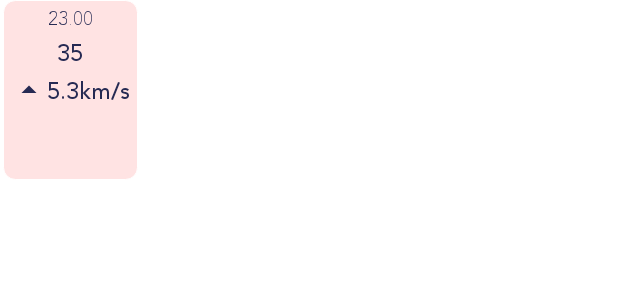
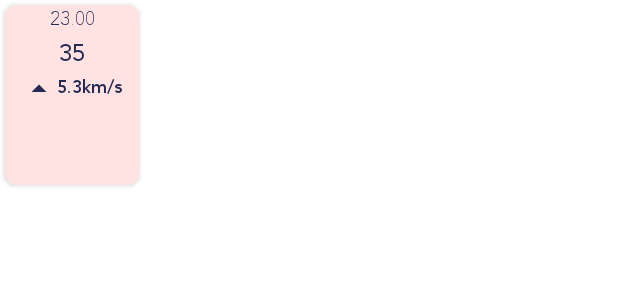
Before and after one commit to eneserdo1/WeatherApplicationMVVM, an Android app: the layout item_hourly_recyclerview.xml on its own in the app's theme, with its tools: preview values and no code run, on a phone screen of 412 x 824 dp. Shown: the top 300 px of the screen. Run offline under Robolectric (Android 15) with nearby library versions, the phone set to English and light mode, and no system bars; network calls fail.

```diff
--- a/app/src/main/java/com/app/weatherapplicationmvvm/di/ApiModule.kt
+++ b/app/src/main/java/com/app/weatherapplicationmvvm/di/ApiModule.kt
@@ -1,7 +1,7 @@
 package com.app.weatherapplicationmvvm.di
 
 import com.app.weatherapplicationmvvm.BuildConfig
-import com.app.weatherapplicationmvvm.data.remote.ApiService
+import com.app.weatherapplicationmvvm.network.ApiService
 import com.app.weatherapplicationmvvm.utils.Constants
 import dagger.Module
 import dagger.Provides
@@ -10,6 +10,7 @@ import dagger.hilt.components.SingletonComponent
 import okhttp3.OkHttpClient
 import okhttp3.logging.HttpLoggingInterceptor
 import retrofit2.Retrofit
+import retrofit2.adapter.rxjava3.RxJava3CallAdapterFactory
 import retrofit2.converter.gson.GsonConverterFactory
 import javax.inject.Singleton
 
@@ -48,6 +49,7 @@ object ApiModule {
             .addConverterFactory(GsonConverterFactory.create())
             .baseUrl(BASE_URL)
             .client(okHttpClient)
+            .addCallAdapterFactory(RxJava3CallAdapterFactory.create())
             .build()
 
 
@@ -57,6 +59,4 @@ object ApiModule {
 
 
 
-
-
 }
--- a/app/src/main/java/com/app/weatherapplicationmvvm/di/RepositoryModule.kt
+++ b/app/src/main/java/com/app/weatherapplicationmvvm/di/RepositoryModule.kt
@@ -1,7 +1,7 @@
 package com.app.weatherapplicationmvvm.di
 
 import com.app.weatherapplicationmvvm.data.Repository
-import com.app.weatherapplicationmvvm.data.remote.ApiService
+import com.app.weatherapplicationmvvm.network.ApiService
 import dagger.Module
 import dagger.Provides
 import dagger.hilt.InstallIn
@@ -15,8 +15,8 @@ object RepositoryModule {
     @Provides
     @Singleton
     fun provideRepository(
-        service: ApiService,
+            apiService: ApiService,
     ): Repository {
-        return Repository(service)
+        return Repository(apiService)
     }
 }
--- a/app/src/main/java/com/app/weatherapplicationmvvm/data/model/Current.kt
+++ b/app/src/main/java/com/app/weatherapplicationmvvm/model/Current.kt
@@ -1,4 +1,4 @@
-package com.app.weatherapplicationmvvm.data.model
+package com.app.weatherapplicationmvvm.model
 
 import com.google.gson.annotations.SerializedName
 
--- a/app/src/main/java/com/app/weatherapplicationmvvm/data/model/Hourly.kt
+++ b/app/src/main/java/com/app/weatherapplicationmvvm/model/Hourly.kt
@@ -1,4 +1,4 @@
-package com.app.weatherapplicationmvvm.data.model
+package com.app.weatherapplicationmvvm.model
 
 import com.google.gson.annotations.SerializedName
 
--- a/app/src/main/java/com/app/weatherapplicationmvvm/data/model/Minutely.kt
+++ b/app/src/main/java/com/app/weatherapplicationmvvm/model/Minutely.kt
@@ -1,4 +1,4 @@
-package com.app.weatherapplicationmvvm.data.model
+package com.app.weatherapplicationmvvm.model
 
 import com.google.gson.annotations.SerializedName
 
--- a/app/src/main/java/com/app/weatherapplicationmvvm/utils/Resource.kt
+++ b/app/src/main/java/com/app/weatherapplicationmvvm/model/Resource.kt
@@ -1,4 +1,4 @@
-package com.app.weatherapplicationmvvm.utils
+package com.app.weatherapplicationmvvm.model
 
 
 data class Resource<out T>(val status: Status, val data: T?, val message: String?) {
--- a/app/src/main/java/com/app/weatherapplicationmvvm/utils/Status.kt
+++ b/app/src/main/java/com/app/weatherapplicationmvvm/model/Status.kt
@@ -1,4 +1,4 @@
-package com.app.weatherapplicationmvvm.utils
+package com.app.weatherapplicationmvvm.model
 
 enum class Status {
     SUCCESS,
--- a/app/src/main/java/com/app/weatherapplicationmvvm/data/model/Weather.kt
+++ b/app/src/main/java/com/app/weatherapplicationmvvm/model/Weather.kt
@@ -1,4 +1,4 @@
-package com.app.weatherapplicationmvvm.data.model
+package com.app.weatherapplicationmvvm.model
 
 import com.google.gson.annotations.SerializedName
 
--- a/app/src/main/java/com/app/weatherapplicationmvvm/data/model/WeatherResponse.kt
+++ b/app/src/main/java/com/app/weatherapplicationmvvm/model/WeatherResponse.kt
@@ -1,4 +1,4 @@
-package com.app.weatherapplicationmvvm.data.model
+package com.app.weatherapplicationmvvm.model
 
 import com.google.gson.annotations.SerializedName
 
--- a/app/src/main/java/com/app/weatherapplicationmvvm/ui/MainActivity/HourlyRecylerviewAdapter.kt
+++ b/app/src/main/java/com/app/weatherapplicationmvvm/ui/MainActivity/HourlyRecylerviewAdapter.kt
@@ -3,7 +3,7 @@ package com.app.weatherapplicationmvvm.ui.MainActivity
 import android.view.LayoutInflater
 import android.view.ViewGroup
 import androidx.recyclerview.widget.RecyclerView
-import com.app.weatherapplicationmvvm.data.model.Hourly
+import com.app.weatherapplicationmvvm.model.Hourly
 import com.app.weatherapplicationmvvm.databinding.ItemHourlyRecyclerviewBinding
 import com.app.weatherapplicationmvvm.utils.Constants
 import com.app.weatherapplicationmvvm.utils.calculatCelcius
@@ -24,7 +24,7 @@ class HourlyRecylerviewAdapter : RecyclerView.Adapter<HourlyRecylerviewAdapter.M
         fun bind(data:Hourly) = with(itemView){
             binding.apply {
                 itemHour.text = getDateTime(data.dt,"hh:mm")
-                itemTemp.text = calculatCelcius(data.temp)
+                itemTemp.text = "${calculatCelcius(data.temp)}°C"
                 itemWind.text =" ${data.wind_speed.toString()}km/s"
                 Glide.with(itemView).load("${Constants.IMAGE_URL}${data.weather[0].icon}.png").into(itemImage)
             }
--- a/app/src/main/java/com/app/weatherapplicationmvvm/utils/Constants.kt
+++ b/app/src/main/java/com/app/weatherapplicationmvvm/utils/Constants.kt
@@ -1,4 +1,9 @@
 package com.app.weatherapplicationmvvm.utils
+
+import com.app.weatherapplicationmvvm.model.WeatherResponse
+import com.app.weatherapplicationmvvm.network.ApiService
+import io.reactivex.rxjava3.core.Single
+import javax.inject.Inject
 
 class Constants {
 
--- a/app/src/main/res/layout/activity_main.xml
+++ b/app/src/main/res/layout/activity_main.xml
@@ -59,6 +59,7 @@
                 android:layout_margin="20dp"
                 android:backgroundTint="@color/yellow"
                 app:cardCornerRadius="12dp"
+                android:elevation="2dp"
 
                 >
                 <LinearLayout
@@ -104,7 +105,9 @@
                 android:id="@+id/hourlyWeatherRecyclerview"
                 android:layout_width="match_parent"
                 android:layout_height="wrap_content"
-                android:layout_margin="20dp" />
+                android:layout_margin="20dp"
+
+                />
 
         </LinearLayout>
 
--- a/app/src/main/res/layout/item_hourly_recyclerview.xml
+++ b/app/src/main/res/layout/item_hourly_recyclerview.xml
@@ -1,12 +1,17 @@
 <?xml version="1.0" encoding="utf-8"?>
-<LinearLayout xmlns:android="http://schemas.android.com/apk/res/android"
+<androidx.cardview.widget.CardView xmlns:android="http://schemas.android.com/apk/res/android"
     android:layout_width="90dp"
     android:layout_height="120dp"
+    xmlns:app="http://schemas.android.com/apk/res-auto"
+    android:layout_margin="3dp"
+    android:elevation="2dp"
+    app:cardCornerRadius="8dp"
+    app:cardBackgroundColor="@color/pink_light_pastel">
+    <LinearLayout
+        android:layout_width="match_parent"
+        android:layout_height="match_parent"
         android:orientation="vertical"
         android:gravity="center_horizontal"
-    android:layout_marginHorizontal="2dp"
-    android:paddingVertical="3dp"
-    android:background="@drawable/item_hourly_background"
         xmlns:tools="http://schemas.android.com/tools">
         <TextView
             android:id="@+id/itemHour"
@@ -30,7 +35,16 @@
             android:fontFamily="@font/avenir_medium_09"
             tools:text="35"
             />
-
+        <TextView
+            android:id="@+id/itemWind"
+            android:layout_width="wrap_content"
+            android:layout_height="wrap_content"
+            android:textSize="12sp"
+            android:textColor="@color/blu_pastel"
+            android:fontFamily="@font/avenir_medium_09"
+            tools:text="5.3km/s"
+            android:drawableStart="@drawable/drop_up_24"
+            />
         <ImageView
             android:id="@+id/itemImage"
             android:layout_width="wrap_content"
@@ -38,17 +52,8 @@
             />
 
 
-    <TextView
-        android:id="@+id/itemWind"
-        android:layout_width="wrap_content"
-        android:layout_height="wrap_content"
-        android:maxLines="1"
-        android:textSize="15sp"
-        android:textColor="@color/blu_pastel"
-        android:fontFamily="@font/avenir_medium_09"
-        tools:text="5.3km/s"
-        android:drawableStart="@drawable/drop_up_24"
-        />
+
 
 
     </LinearLayout>
+</androidx.cardview.widget.CardView>
```
Also changed, not shown: app/build.gradle (+7 -0 lines), app/src/main/java/com/app/weatherapplicationmvvm/data/Repository.kt (+19 -8 lines), app/src/main/java/com/app/weatherapplicationmvvm/data/remote/ApiService.kt (deleted, +0 -12 lines), app/src/main/java/com/app/weatherapplicationmvvm/network/ApiService.kt (added, +14 -0 lines), app/src/main/java/com/app/weatherapplicationmvvm/ui/MainActivity/MainActivity.kt (+4 -3 lines), app/src/main/java/com/app/weatherapplicationmvvm/ui/MainActivity/MainViewModel.kt (+22 -9 lines). Lines whose indentation alone changed are shown as unchanged.
